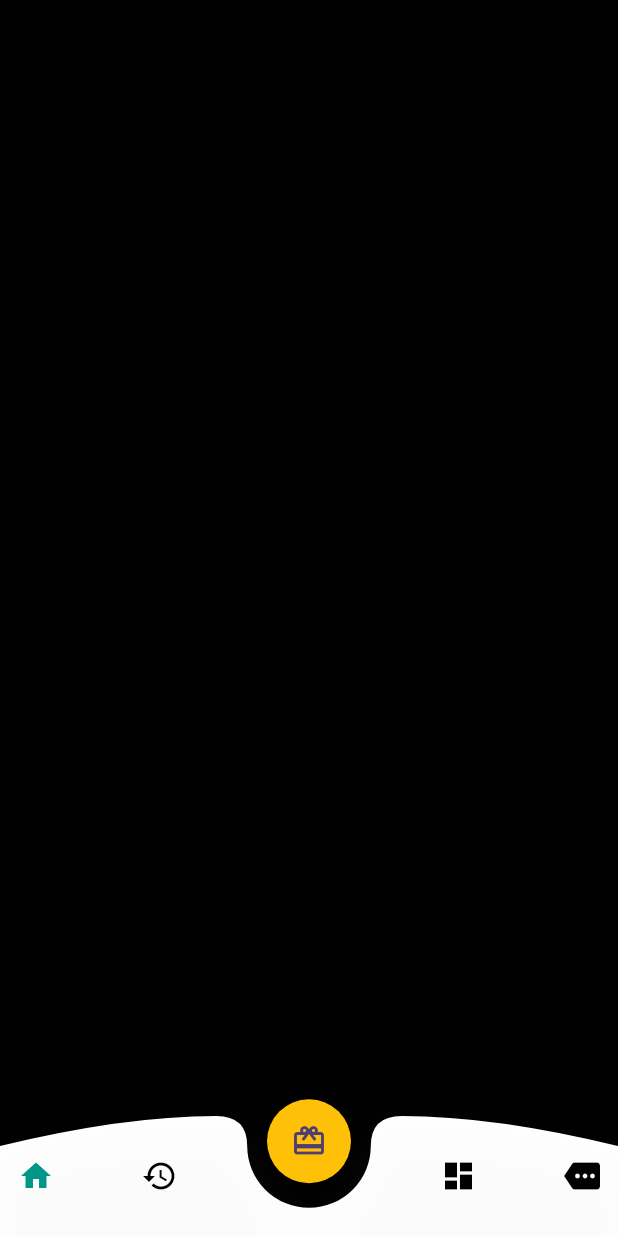
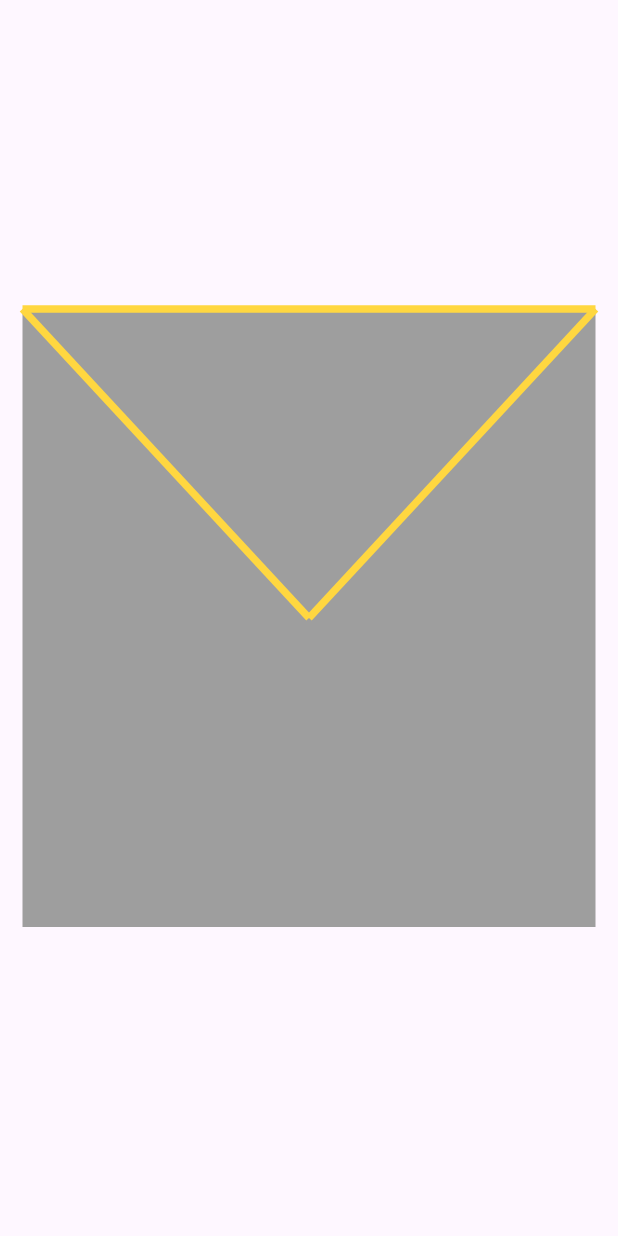
Before and after one commit to rowjoy/flutter_custom_paint, a Flutter app: the screen it shows after launch, on a phone screen of 412 x 824 dp. Run offline on Flutter 3.47's test engine with Material 3 defaults, Android fonts, the phone set to English and light mode, and no system bars.

```diff
--- a/lib/app.dart
+++ b/lib/app.dart
@@ -1,8 +1,7 @@
 // ignore_for_file: prefer_const_constructors
 
 import 'package:flutter/material.dart';
-
-import 'custom_paint/buttom_navigation/buttom_navigation_ber.dart';
+import 'package:flutter_custom_paint/custom_paint/plot_points/plot_points.dart';
 
 class MyApp extends StatelessWidget {
   const MyApp({super.key});
@@ -19,7 +18,8 @@ class MyApp extends StatelessWidget {
       // home: DrowCircleCanves(),
       // home:  DrawRectShape(),
       // home: DrawImages(),
-      home: BottomNavigationBer(),
+      //home: BottomNavigationBer(),
+      home: PlotCustomPoint(),
     );
   }
 }
--- /dev/null
+++ b/lib/custom_paint/plot_points/plot_points.dart
@@ -0,0 +1,31 @@
+// ignore_for_file: prefer_const_constructors, sized_box_for_whitespace
+
+import 'package:flutter/material.dart';
+import 'package:flutter_custom_paint/custom_paint/plot_points/plot_custom_point.dart';
+
+class PlotCustomPoint extends StatelessWidget {
+  const PlotCustomPoint({super.key});
+
+  @override
+  Widget build(BuildContext context) {
+    final size = MediaQuery.of(context).size;
+    return Scaffold(
+      body: SafeArea(
+        child: Center(
+          child: Padding(
+            padding: const EdgeInsets.all(15.0),
+            child: Container(
+              height: size.height / 2,
+              width: size.width,
+              color: Colors.grey,
+              child: CustomPaint(
+                painter: PlotPoints(),
+                size: Size(300, 400),
+              )
+            ),
+          ),
+        ),
+      ),
+    );
+  }
+}
```
Also changed, not shown: lib/custom_paint/buttom_navigation/buttom_navigation_ber.dart (+15 -0 lines), lib/custom_paint/plot_points/plot_custom_point.dart (added, +31 -0 lines).
